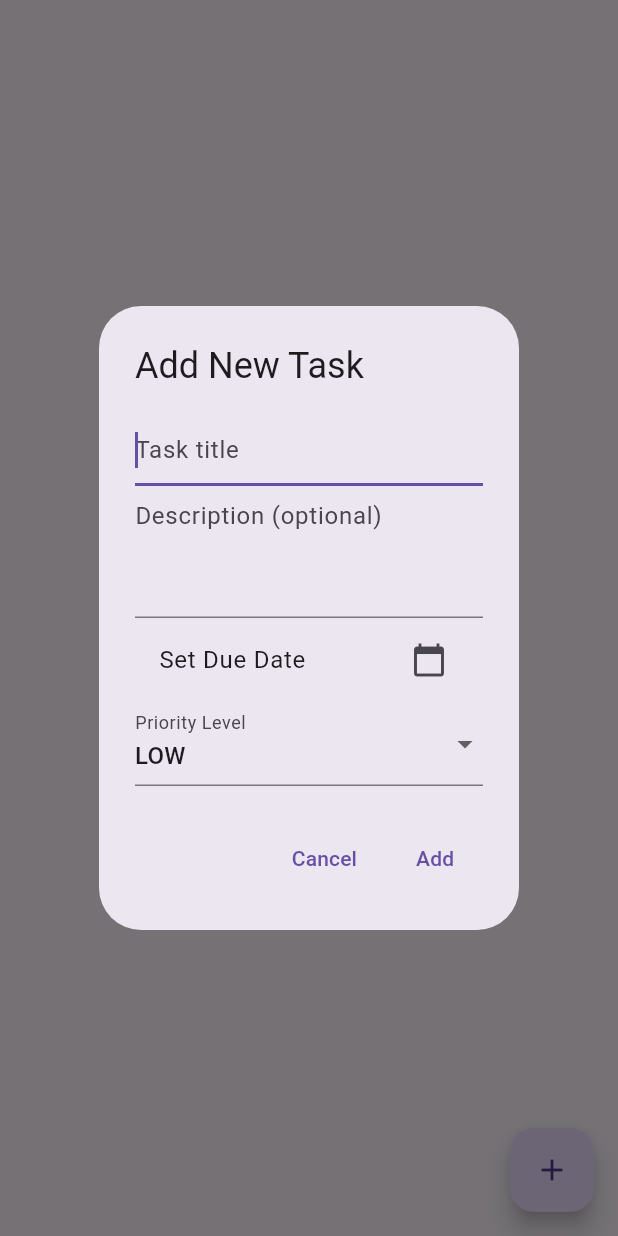
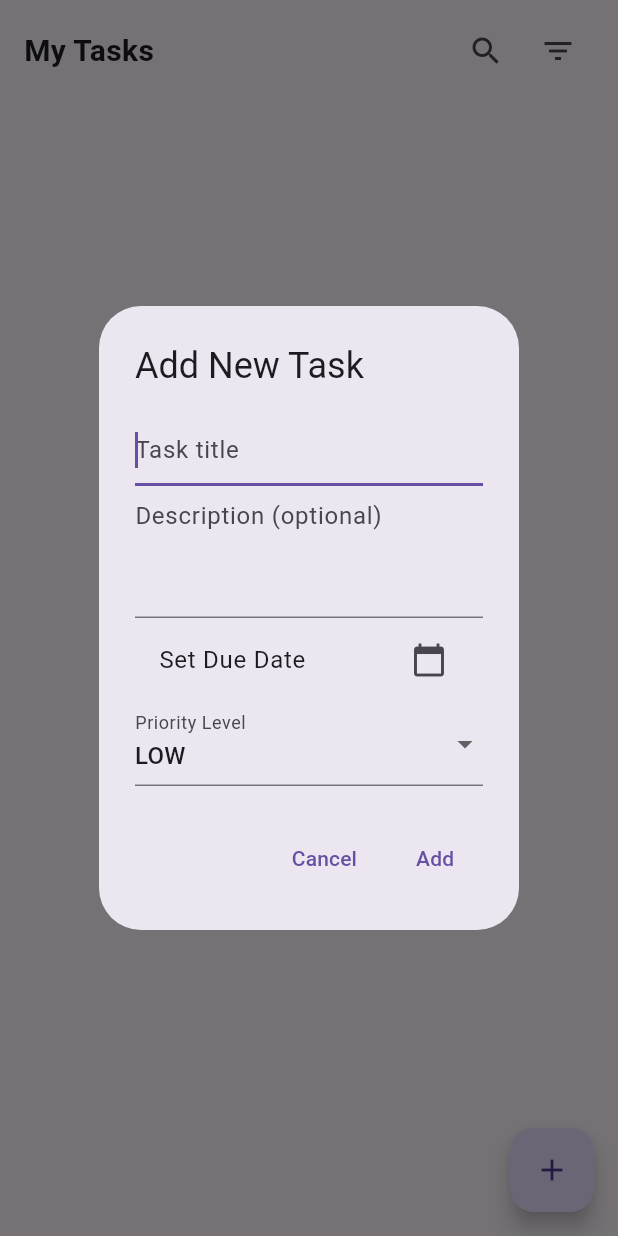
Before and after one commit to turkananation/tasker, a Flutter app: the TaskScreen screen opened directly, after a tap on the "add" icon, on a phone screen of 412 x 824 dp. Run offline on Flutter 3.47's test engine with Material 3 defaults, Android fonts, the phone set to English and light mode, and no system bars; our stand-ins replace firebase_auth, firebase_core, google_fonts, hive, hive_flutter; missing offline and left inert: firebase_ui_auth, firebase_ui_oauth_google; accounts and stored records are empty; statements that could not run were skipped.

Commit message:
Added searching and filter functionality.

```diff
--- a/lib/src/ui/screens/task_screen.dart
+++ b/lib/src/ui/screens/task_screen.dart
@@ -27,10 +27,18 @@ class TaskScreenState extends State<TaskScreen> {
     final taskProvider = Provider.of<TaskProvider>(context);
 
     return Scaffold(
-      body: Consumer<TaskProvider>(
+      body: Column(
+        // Added Column here
+        children: [
+          _buildHeader(context, taskProvider), // Inserted _buildHeader here
+          Expanded(
+            // Wrapped Consumer with Expanded
+            child: Consumer<TaskProvider>(
               builder: (context, taskProvider, child) {
                 if (taskProvider.tasks.isEmpty) {
-            return const Center(child: Text('No tasks yet. Add a new task!'));
+                  return const Center(
+                    child: Text('No tasks yet. Add a new task!'),
+                  );
                 }
                 return ListView.builder(
                   itemCount: taskProvider.tasks.length,
@@ -40,6 +48,9 @@ class TaskScreenState extends State<TaskScreen> {
                   },
                 );
               },
+            ),
+          ),
+        ],
       ),
       floatingActionButton: FloatingActionButton(
         onPressed: () {
@@ -383,7 +394,10 @@ class TaskScreenState extends State<TaskScreen> {
                   ),
                   Column(
                     children: [
-                      const Text('Completion Status:'),
+                      Padding(
+                        padding: const EdgeInsets.all(16.0),
+                        child: const Text('Completion Status:'),
+                      ),
                       Row(
                         children: [
                           const SizedBox(width: 16),
```
Also changed, not shown: lib/src/ui/screens/home_screen.dart (+1 -53 lines). Lines whose indentation alone changed are shown as unchanged.
